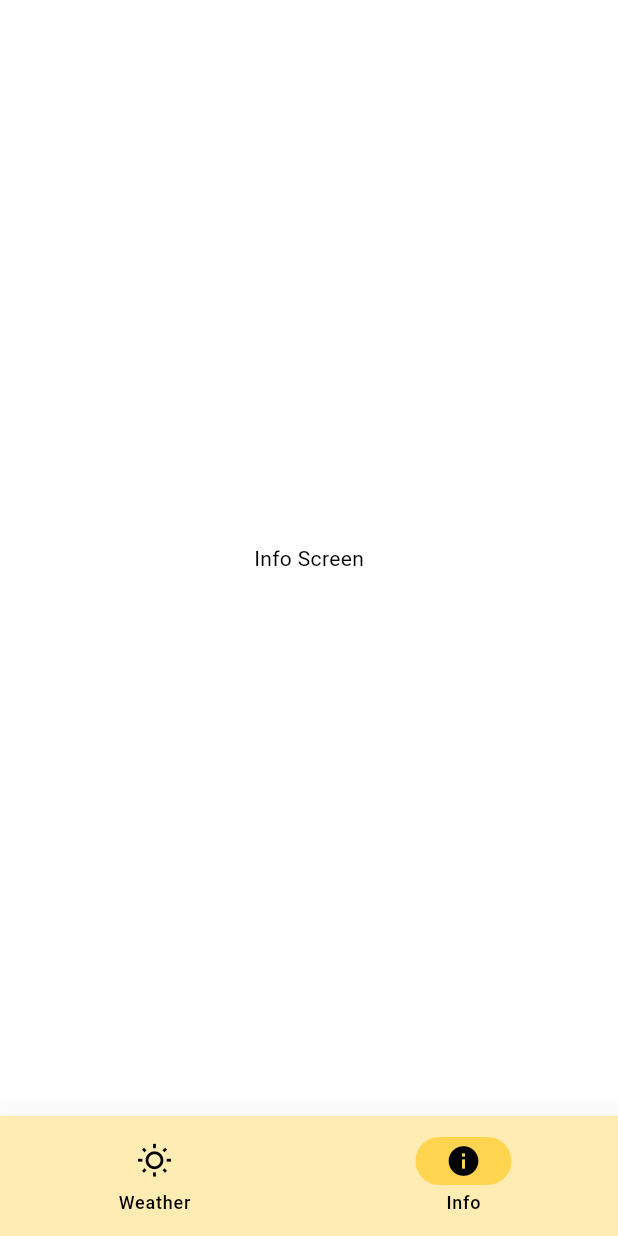
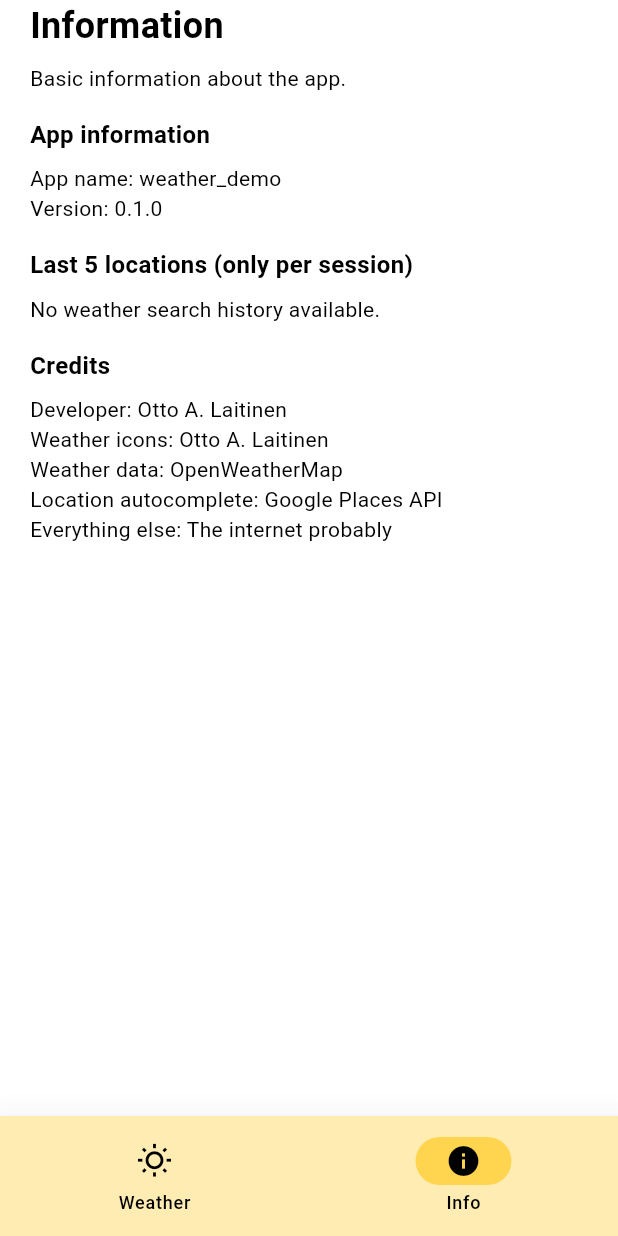
Before and after one commit to OttoLaitinen/flutter_weather_demo, a Flutter app: the screen it shows after launch, item 2 of the bottom bar chosen, on a phone screen of 412 x 824 dp. Run offline on Flutter 3.47's test engine with Material 3 defaults, Android fonts, the phone set to English and light mode, and no system bars; our stand-ins replace flutter_dotenv, gap, go_router, package_info_plus.

Commit message:
feat: add better navigation, info page content and README.md

```diff
--- a/lib/main.dart
+++ b/lib/main.dart
@@ -2,7 +2,7 @@ import 'package:flutter/material.dart';
 import 'package:provider/provider.dart';
 import 'package:weather_demo/bottomNavigation.dart';
 import 'package:flutter_dotenv/flutter_dotenv.dart';
-import 'package:weather_demo/providers/weather_provider.dart';
+import 'package:weather_demo/providers/search_history_provider.dart';
 
 import 'package:go_router/go_router.dart';
 import 'package:weather_demo/screens/info_tab.dart';
@@ -16,8 +16,9 @@ final GlobalKey<NavigatorState> _shellNavigatorKey =
 
 void main() async {
   await dotenv.load();
+  WidgetsFlutterBinding.ensureInitialized();
   runApp(MultiProvider(
-      providers: [ChangeNotifierProvider(create: (_) => WeatherModel())],
+      providers: [ChangeNotifierProvider(create: (_) => SearchHistoryModel())],
       child: MainApp()));
 }
 
@@ -37,18 +38,7 @@ class MainApp extends StatelessWidget {
                   path: "/weather_search",
                   pageBuilder: (BuildContext context, GoRouterState state) {
                     return const NoTransitionPage(child: WeatherSearchTab());
-                  },
-                  routes: <RouteBase>[
-                    GoRoute(
-                      path: "result",
-                      builder: (BuildContext context, GoRouterState state) {
-                        return WeatherDetailsScreen(
-                            weatherLocationDescription: state.uri
-                                .queryParameters['weatherLocationDescription']!,
-                            placeId: state.uri.queryParameters['placeId']!);
-                      },
-                    )
-                  ]),
+                  }),
               GoRoute(
                 path: "/info",
                 pageBuilder: (BuildContext context, GoRouterState state) {
@@ -56,6 +46,15 @@ class MainApp extends StatelessWidget {
                 },
               )
             ]),
+        GoRoute(
+          path: "/weather_result",
+          builder: (BuildContext context, GoRouterState state) {
+            return WeatherDetailsScreen(
+                weatherLocationDescription:
+                    state.uri.queryParameters['weatherLocationDescription']!,
+                placeId: state.uri.queryParameters['placeId']!);
+          },
+        ),
       ]);
 
   @override
--- /dev/null
+++ b/lib/providers/search_history_provider.dart
@@ -0,0 +1,20 @@
+import 'package:flutter/material.dart';
+
+class SearchHistoryModel extends ChangeNotifier {
+  final List<String> _weatherSearchHistory = [];
+
+  List<String> get weatherSearchHistory => _weatherSearchHistory;
+
+  void pushToSearchHistory(String locationDescription) {
+    if (_weatherSearchHistory.contains(locationDescription)) {
+      _weatherSearchHistory.remove(locationDescription);
+    }
+    _weatherSearchHistory.insert(0, locationDescription);
+    notifyListeners();
+  }
+
+  void clearWeatherSearchHistory() {
+    _weatherSearchHistory.clear();
+    notifyListeners();
+  }
+}
--- a/lib/screens/info_tab.dart
+++ b/lib/screens/info_tab.dart
@@ -1,16 +1,119 @@
+import 'dart:developer';
+
 import 'package:flutter/material.dart';
+import 'package:package_info_plus/package_info_plus.dart';
+import 'package:gap/gap.dart';
+import 'package:weather_demo/providers/search_history_provider.dart';
+import 'package:provider/provider.dart';
 
-class InfoTab extends StatelessWidget {
+class InfoTab extends StatefulWidget {
   const InfoTab({super.key});
 
   @override
+  State<InfoTab> createState() => _InfoTabState();
+}
+
+class _InfoTabState extends State<InfoTab> {
+  Future<PackageInfo>? _packageInfo;
+  @override
+  void initState() {
+    _packageInfo = PackageInfo.fromPlatform();
+    super.initState();
+  }
+
+  @override
   Widget build(BuildContext context) {
-    return const Center(
-      child: Column(
-        mainAxisAlignment: MainAxisAlignment.center,
-        children: <Widget>[
-          Text('Info Screen'),
-        ],
+    final List<String> weatherHistory =
+        context.read<SearchHistoryModel>().weatherSearchHistory;
+    return SafeArea(
+      child: Padding(
+        padding: const EdgeInsets.symmetric(horizontal: 20.0),
+        child: Column(
+          mainAxisAlignment: MainAxisAlignment.start,
+          crossAxisAlignment: CrossAxisAlignment.start,
+          children: <Widget>[
+            const Text(
+              'Information',
+              style: TextStyle(fontSize: 24, fontWeight: FontWeight.bold),
+            ),
+            const Gap(
+              8,
+            ),
+            const Text(
+              'Basic information about the app.',
+            ),
+            const Gap(
+              16,
+            ),
+            const Text(
+              'App information',
+              style: TextStyle(fontSize: 16, fontWeight: FontWeight.bold),
+            ),
+            const Gap(
+              8,
+            ),
+            FutureBuilder<PackageInfo>(
+                future: _packageInfo,
+                builder: (context, snapshot) {
+                  Widget buildAppInfo(PackageInfo packageInfo) {
+                    return Column(
+                      crossAxisAlignment: CrossAxisAlignment.start,
+                      children: <Widget>[
+                        Text('App name: ${packageInfo.appName}'),
+                        Text('Version: ${packageInfo.version}'),
+                      ],
+                    );
+                  }
+
+                  if (snapshot.connectionState == ConnectionState.done) {
+                    if (snapshot.hasError) {
+                      return const Text('Failed to load app information.');
+                    }
+                    if (snapshot.hasData) {
+                      return buildAppInfo(snapshot.data!);
+                    }
+                  }
+                  return const Text('Loading app information...');
+                }),
+            const Gap(16),
+            const Text(
+              'Last 5 locations (only per session)',
+              style: TextStyle(fontSize: 16, fontWeight: FontWeight.bold),
+            ),
+            const Gap(8),
+            if (weatherHistory.isEmpty)
+              const Text('No weather search history available.')
+            else
+              Column(
+                crossAxisAlignment: CrossAxisAlignment.start,
+                children: weatherHistory
+                    .take(5)
+                    .map((String location) => Text(location))
+                    .toList(),
+              ),
+            const Gap(16),
+            const Text(
+              'Credits',
+              style: TextStyle(fontSize: 16, fontWeight: FontWeight.bold),
+            ),
+            const Gap(8),
+            const Text(
+              'Developer: Otto A. Laitinen',
+            ),
+            const Text(
+              'Weather icons: Otto A. Laitinen',
+            ),
+            const Text(
+              'Weather data: OpenWeatherMap',
+            ),
+            const Text(
+              'Location autocomplete: Google Places API',
+            ),
+            const Text(
+              'Everything else: The internet probably',
+            )
+          ],
+        ),
       ),
     );
   }
--- a/pubspec.yaml
+++ b/pubspec.yaml
@@ -1,5 +1,5 @@
 name: weather_demo
-description: "A new Flutter project."
+description: "Nice weather demo project."
 publish_to: "none"
 version: 0.1.0
 
@@ -13,6 +13,7 @@ dependencies:
   gap: ^3.0.1
   go_router: ^14.2.7
   http: ^1.2.2
+  package_info_plus: ^8.0.2
   provider: ^6.1.2
 
 dev_dependencies:
```
Also changed, not shown: lib/providers/weather_provider.dart (deleted, +0 -40 lines), lib/widgets/async_autocomplete.dart (+4 -16 lines), lib/widgets/weather_info.dart (+12 -6 lines), .example.env (added), pubspec.lock, 12 other files.
